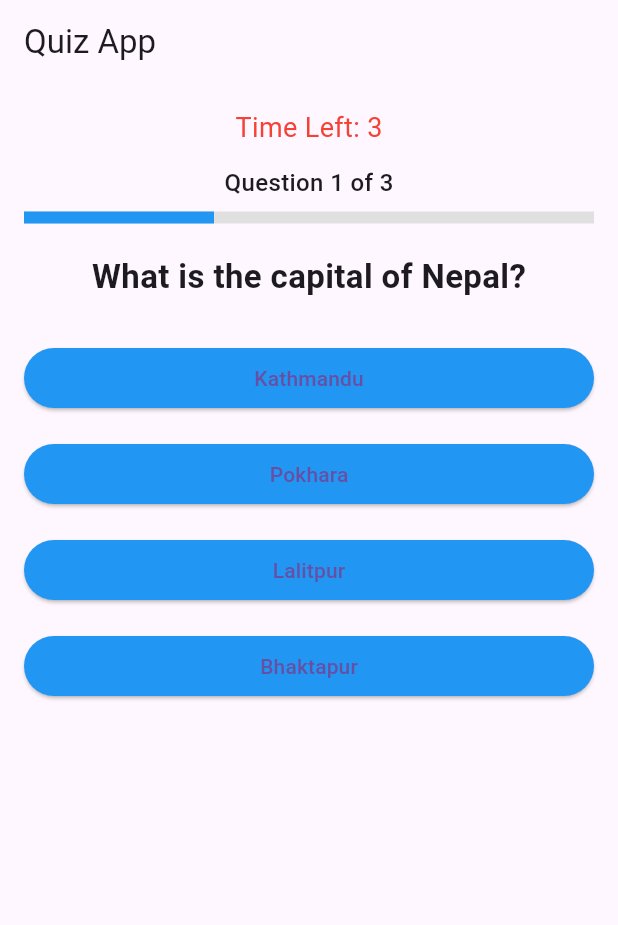
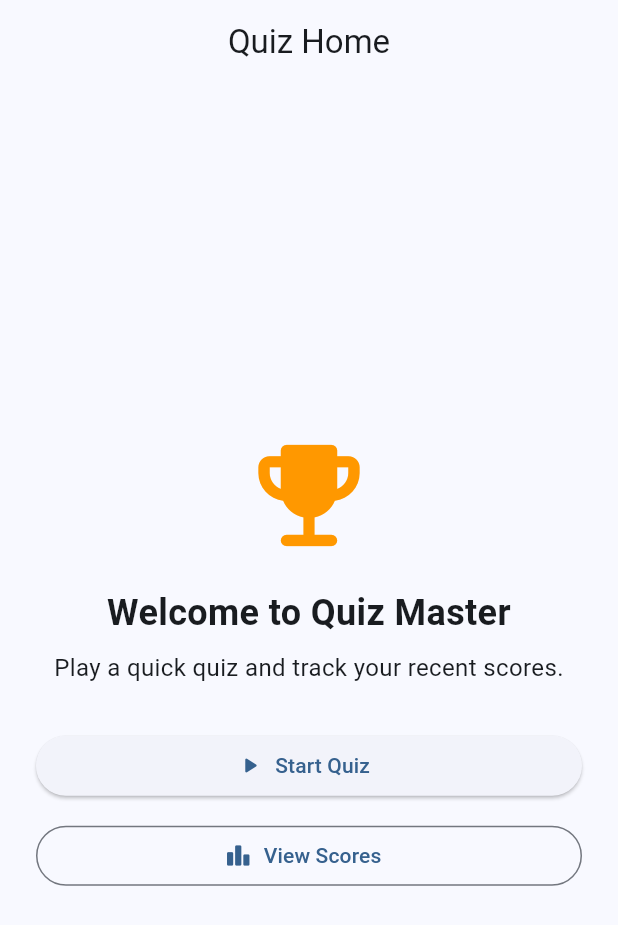
Before and after one commit to AsmiAd/Quiz_app, a Flutter app: the screen it shows after launch, on a phone screen of 412 x 824 dp. Shown: the top 925 px of the screen. Run offline on Flutter 3.47's test engine with Material 3 defaults, Android fonts, the light colour scheme and no system bars.

Commit message:
Refactor app structure: Introduce SplashScreen, HomeScreen, and Score management; enhance UI with AppStyle constants

```diff
--- /dev/null
+++ b/lib/app_style.dart
@@ -0,0 +1,20 @@
+import 'package:flutter/material.dart';
+
+class AppColors {
+  static const Color primary = Colors.blue;
+  static const Color success = Colors.green;
+  static const Color danger = Colors.red;
+  static const Color timer = Colors.red;
+
+  static const Color optionDefault = primary;
+}
+
+class AppText {
+  static const String appTitle = 'Quiz App';
+  static const String resultTitle = 'Your Result';
+  static const String yourScore = 'Your Score';
+  static const String restartQuiz = 'Restart Quiz';
+  static const String retry = 'Retry';
+  static const String noQuestions = 'No questions available.';
+  static const String loadError = 'Could not load questions.';
+}
--- /dev/null
+++ b/lib/home_screen.dart
@@ -0,0 +1,73 @@
+import 'package:flutter/material.dart';
+import 'quiz_screen.dart';
+import 'scores_screen.dart';
+
+class HomeScreen extends StatelessWidget {
+  const HomeScreen({super.key});
+
+  @override
+  Widget build(BuildContext context) {
+    return Scaffold(
+      appBar: AppBar(title: const Text('Quiz Home'), centerTitle: true),
+      body: Center(
+        child: Padding(
+          padding: const EdgeInsets.all(24),
+          child: Column(
+            mainAxisAlignment: MainAxisAlignment.center,
+            children: [
+              const Icon(
+                Icons.emoji_events_rounded,
+                size: 90,
+                color: Colors.orange,
+              ),
+              const SizedBox(height: 16),
+              const Text(
+                'Welcome to Quiz Master',
+                style: TextStyle(fontSize: 24, fontWeight: FontWeight.bold),
+                textAlign: TextAlign.center,
+              ),
+              const SizedBox(height: 8),
+              const Text(
+                'Play a quick quiz and track your recent scores.',
+                style: TextStyle(fontSize: 16),
+                textAlign: TextAlign.center,
+              ),
+              const SizedBox(height: 30),
+              SizedBox(
+                width: double.infinity,
+                child: ElevatedButton.icon(
+                  onPressed: () {
+                    Navigator.push(
+                      context,
+                      MaterialPageRoute(
+                        builder: (context) => const QuizScreen(),
+                      ),
+                    );
+                  },
+                  icon: const Icon(Icons.play_arrow_rounded),
+                  label: const Text('Start Quiz'),
+                ),
+              ),
+              const SizedBox(height: 12),
+              SizedBox(
+                width: double.infinity,
+                child: OutlinedButton.icon(
+                  onPressed: () {
+                    Navigator.push(
+                      context,
+                      MaterialPageRoute(
+                        builder: (context) => const ScoresScreen(),
+                      ),
+                    );
+                  },
+                  icon: const Icon(Icons.leaderboard_rounded),
+                  label: const Text('View Scores'),
+                ),
+              ),
+            ],
+          ),
+        ),
+      ),
+    );
+  }
+}
--- a/lib/main.dart
+++ b/lib/main.dart
@@ -1,5 +1,6 @@
 import 'package:flutter/material.dart';
-import 'package:quiz_app/quiz_screen.dart';
+import 'package:quiz_app/app_style.dart';
+import 'package:quiz_app/splash_screen.dart';
 
 void main() {
   runApp(const MyApp());
@@ -11,11 +12,12 @@ class MyApp extends StatelessWidget {
   @override
   Widget build(BuildContext context) {
     return MaterialApp(
-      title: 'Quiz App',
+      title: AppText.appTitle,
       theme: ThemeData(
-        primarySwatch: Colors.blue,
+        colorScheme: ColorScheme.fromSeed(seedColor: Colors.blue),
+        useMaterial3: true,
       ),
-      home: const QuizScreen(),
+      home: const SplashScreen(),
       debugShowCheckedModeBanner: false,
     );
   }
--- a/lib/quiz_screen.dart
+++ b/lib/quiz_screen.dart
@@ -2,6 +2,7 @@ import 'dart:async';
 import 'dart:convert';
 import 'package:flutter/material.dart';
 import 'package:flutter/services.dart';
+import 'package:quiz_app/app_style.dart';
 import 'question_model.dart';
 import 'result_screen.dart';
 
@@ -56,7 +57,7 @@ class _QuizScreenState extends State<QuizScreen> {
       setState(() {
         questions = [];
         isLoading = false;
-        hasLoadingError = false;
+        hasLoadingError = true;
       });
     }
   }
@@ -117,17 +118,17 @@ class _QuizScreenState extends State<QuizScreen> {
   }
 
   Color getOptionColor(int index) {
-    if (!answerSelected) return Colors.blue;
+    if (!answerSelected) return AppColors.optionDefault;
 
     if (index == questions[currentQuestionIndex].correctAnswerIndex) {
-      return Colors.green;
+      return AppColors.success;
     }
 
     if (index == selectedIndex) {
-      return Colors.red;
+      return AppColors.danger;
     }
 
-    return Colors.blue;
+    return AppColors.optionDefault;
   }
 
   @override
@@ -138,13 +139,13 @@ class _QuizScreenState extends State<QuizScreen> {
 
     if (hasLoadingError) {
       return Scaffold(
-        appBar: AppBar(title: const Text("Quiz App")),
+        appBar: AppBar(title: const Text(AppText.appTitle)),
         body: Center(
           child: Column(
             mainAxisAlignment: MainAxisAlignment.center,
             children: [
               const Text(
-                "Could not load questions.",
+                AppText.loadError,
                 style: TextStyle(fontSize: 18, fontWeight: FontWeight.w500),
               ),
               const SizedBox(height: 12),
@@ -156,7 +157,7 @@ class _QuizScreenState extends State<QuizScreen> {
                   });
                   loadQuestions();
                 },
-                child: const Text("Retry"),
+                child: const Text(AppText.retry),
               ),
             ],
           ),
@@ -165,9 +166,7 @@ class _QuizScreenState extends State<QuizScreen> {
     }
 
     if (questions.isEmpty) {
-      return const Scaffold(
-        body: Center(child: Text("No questions available.")),
-      );
+      return const Scaffold(body: Center(child: Text(AppText.noQuestions)));
     }
 
     final question = questions[currentQuestionIndex];
@@ -176,14 +175,14 @@ class _QuizScreenState extends State<QuizScreen> {
     final progressValue = currentQuestionNumber / totalQuestions;
 
     return Scaffold(
-      appBar: AppBar(title: const Text("Quiz App")),
+      appBar: AppBar(title: const Text(AppText.appTitle)),
       body: Padding(
         padding: const EdgeInsets.all(16.0),
         child: Column(
           children: [
             Text(
               "Time Left: $secondsRemaining",
-              style: const TextStyle(fontSize: 18, color: Colors.red),
+              style: const TextStyle(fontSize: 18, color: AppColors.timer),
             ),
             const SizedBox(height: 12),
             Text(
@@ -194,7 +193,7 @@ class _QuizScreenState extends State<QuizScreen> {
             LinearProgressIndicator(
               value: progressValue,
               backgroundColor: Colors.grey[300],
-              color: Colors.blue,
+              color: AppColors.primary,
               minHeight: 8,
             ),
             const SizedBox(height: 20),
--- /dev/null
+++ b/lib/score_store.dart
@@ -0,0 +1,26 @@
+import 'package:flutter/foundation.dart';
+import 'score_entry.dart';
+
+class ScoreStore {
+  ScoreStore._();
+
+  static final ValueNotifier<List<ScoreEntry>> scores =
+      ValueNotifier<List<ScoreEntry>>([]);
+
+  static void addScore({required int score, required int totalQuestions}) {
+    final updatedScores = List<ScoreEntry>.from(scores.value)
+      ..insert(
+        0,
+        ScoreEntry(
+          score: score,
+          totalQuestions: totalQuestions,
+          completedAt: DateTime.now(),
+        ),
+      );
+    scores.value = updatedScores;
+  }
+
+  static void clearScores() {
+    scores.value = [];
+  }
+}
```
Also changed, not shown: lib/result_screen.dart (+51 -11 lines), lib/score_entry.dart (added, +16 -0 lines), lib/scores_screen.dart (added, +55 -0 lines), lib/splash_screen.dart (added, +62 -0 lines).
